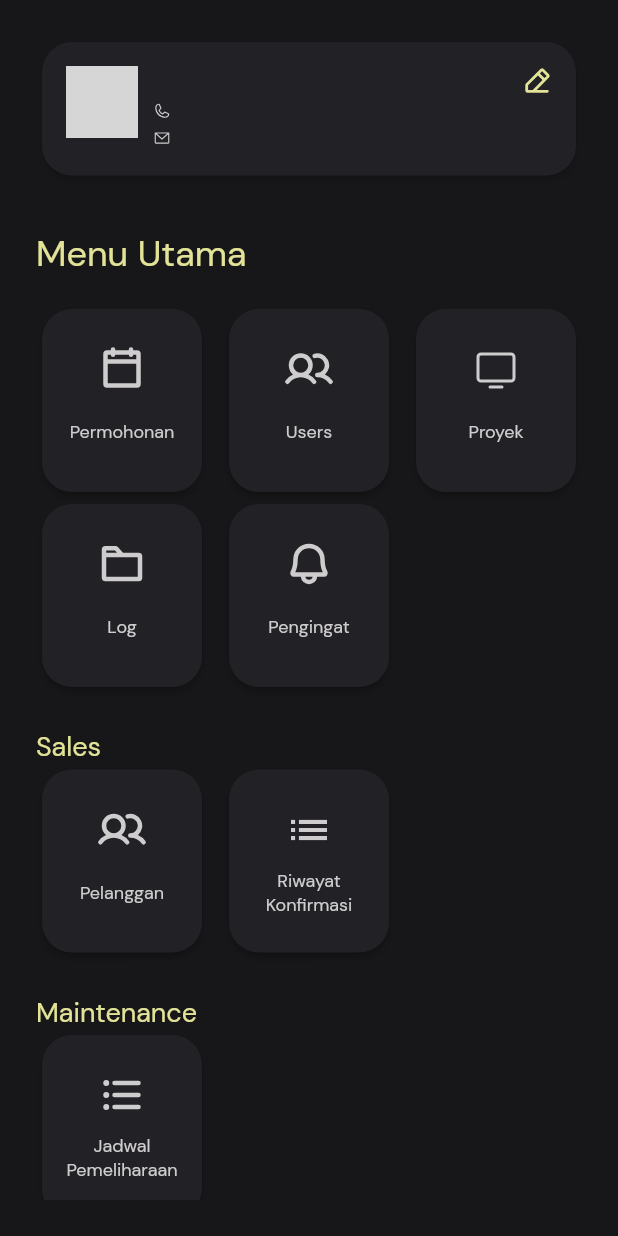
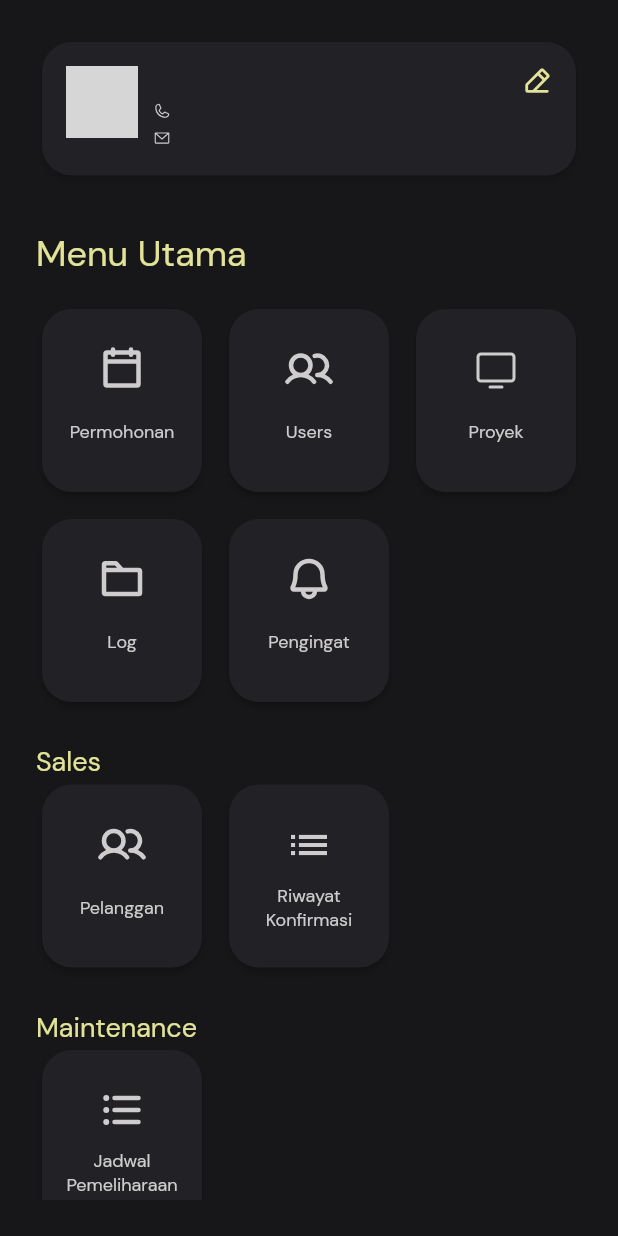
Before and after one commit to melianapang/maintenance-sales-lift-app, a Flutter app: the HomeView screen opened by its route, on a phone screen of 412 x 824 dp. Run offline on Flutter 3.47's test engine with Material 2 defaults, Android fonts, the phone set to English and light mode, and no system bars; drawn by our look-alikes of auto_size_text; our stand-ins replace bot_toast, calendar_date_picker2, dio, flutter_dotenv, flutter_map, flutter_speed_dial and 11 more; missing offline and left inert: alice_lightweight, dart:ffi, shake, video_thumbnail; accounts and stored records are empty; generated files the repository leaves out were written again; network calls fail; grey boxes are pictures that could not be loaded.

Commit message:
feat(home-view): add menu vertical spacing

```diff
--- a/lib/ui/views/home_view.dart
+++ b/lib/ui/views/home_view.dart
@@ -128,6 +128,7 @@ class _HomeViewState extends State<HomeView> {
       gridDelegate: const SliverGridDelegateWithFixedCrossAxisCount(
         crossAxisCount: 3,
         crossAxisSpacing: 10,
+        mainAxisSpacing: 10,
         mainAxisExtent: 130,
       ),
       itemBuilder: (context, index) {
```
